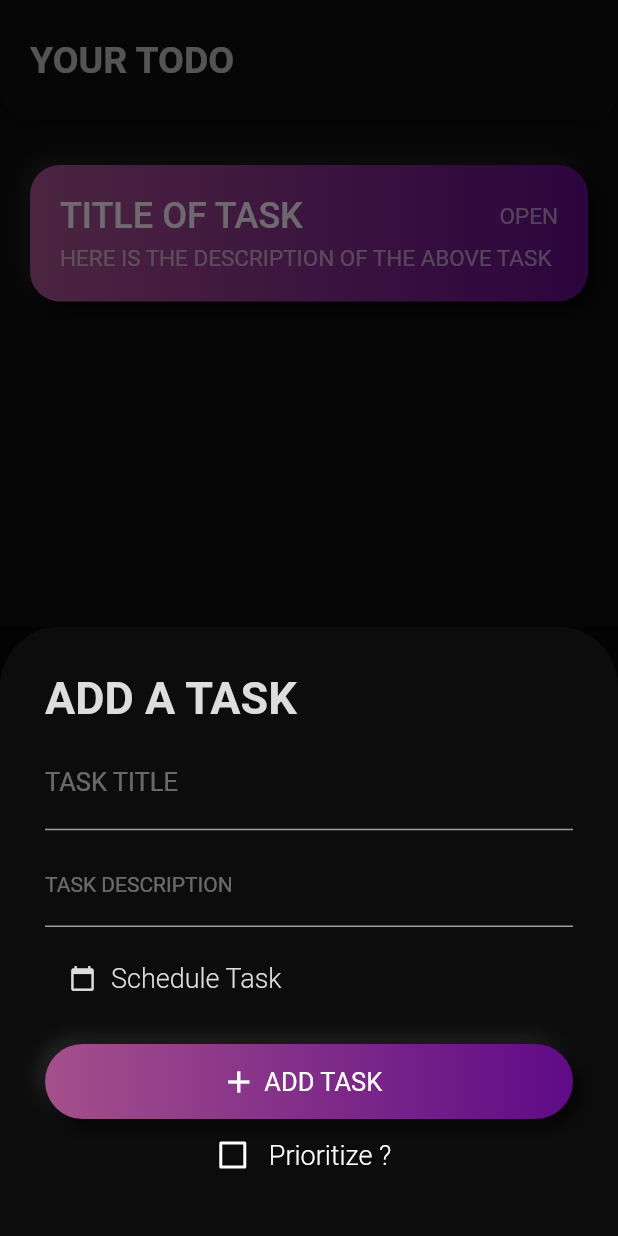
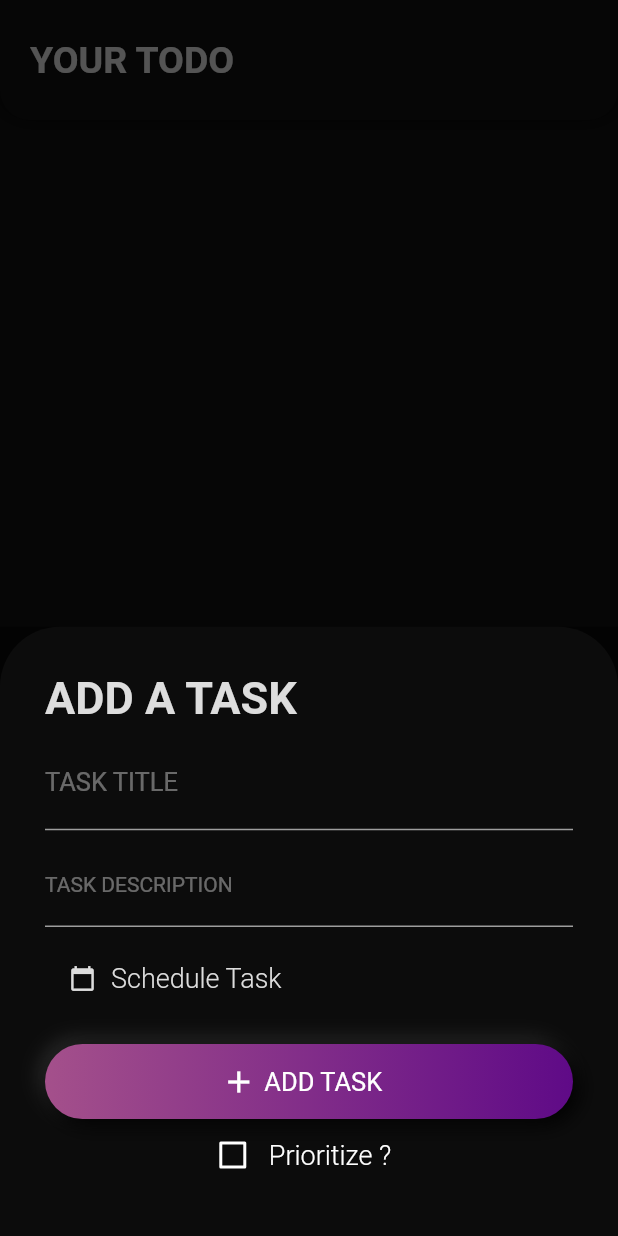
Before and after one commit to Astrallis/provider_todo, a Flutter app: the screen it shows after launch, after a tap on the "add" icon, on a phone screen of 412 x 824 dp. Run offline on Flutter 3.47's test engine with Material 2 defaults, Android fonts, the phone set to English and light mode, and no system bars; our stand-ins replace get_it.

Commit message:
task dialog

```diff
--- a/lib/locator.dart
+++ b/lib/locator.dart
@@ -1,8 +1,10 @@
 import 'package:get_it/get_it.dart';
 import 'package:provider_todo/provider/task_provider.dart';
+import 'package:provider_todo/services/task_service.dart';
 
 GetIt locator = GetIt.instance;
 
 void setupLocator () {
   locator.registerLazySingleton(() => TaskProvider());
+  locator.registerLazySingleton(() => TaskService());
 }
--- a/lib/model/task_model.dart
+++ b/lib/model/task_model.dart
@@ -1,4 +1,5 @@
 import 'package:provider_todo/enums/task_status.dart';
+import 'package:flutter/material.dart';
 
 class Task {
   String id;
@@ -6,5 +7,16 @@ class Task {
   String description;
   TaskStatus status;
 
-  Task({this.id,this.title,this.description,this.status});
+  Task(
+      {@required this.id,
+      @required this.title,
+      @required this.description,
+      @required this.status});
+
+  Task.fromMap(Map<String , dynamic> map){
+    id = map['id'];
+    title = map['title'];
+    description = map['description'];
+    status = map['status'];
+  }
 }
--- a/lib/presentation/landing.dart
+++ b/lib/presentation/landing.dart
@@ -1,8 +1,10 @@
 import 'package:flutter/material.dart';
+import 'package:provider/provider.dart';
 import 'package:provider_todo/enums/task_status.dart';
 import 'package:provider_todo/model/task_model.dart';
 import 'package:provider_todo/presentation/landing_components/task_dialogue.dart';
 import 'package:provider_todo/presentation/landing_components/user_input.dart';
+import 'package:provider_todo/provider/task_provider.dart';
 
 import 'landing_components/app_bar.dart';
 
@@ -17,19 +19,26 @@ class _LandingState extends State<Landing> {
   @override
   Widget build(BuildContext context) {
     return SafeArea(
-          child: Scaffold(
+          child:Scaffold(
             resizeToAvoidBottomInset: true,
             backgroundColor: Color(0xff0c0c0c),
             body: Stack(
               children: [
                 Align(alignment: Alignment(0,-1),child: Padding(
                   padding: const EdgeInsets.only(top:100.0),
-                child: TaskDialog(task: task,),
-              )),
+                  child:  Consumer<TaskProvider>(
+            builder: (ctx, provider, child){
+              return ListView.builder(
+                itemCount: provider.tasks.length,
+                itemBuilder: (ctx,index)=> TaskDialog(task: provider.tasks[index],));
+            }
+
+                ))),
                 UserInput(),
                 MyAppBar()
               ],
             )),
+
     );
   }
 }
--- a/lib/presentation/landing_components/user_input.dart
+++ b/lib/presentation/landing_components/user_input.dart
@@ -1,4 +1,7 @@
 import 'package:flutter/material.dart';
+import 'package:provider_todo/services/task_service.dart';
+
+import '../../locator.dart';
 
 class UserInput extends StatefulWidget {
   @override
@@ -64,6 +67,9 @@ class BottomDet extends StatefulWidget {
 class _BottomDetState extends State<BottomDet> {
   final FocusNode titleFocusNode = new FocusNode();
   bool prioritize;
+
+  TaskService _taskService=locator<TaskService>();
+
   final TextEditingController titleController = new TextEditingController();
   final TextEditingController descController = new TextEditingController();
 
@@ -163,7 +169,9 @@ class _BottomDetState extends State<BottomDet> {
                 SizedBox(
                   height: 20,
                 ),
-                Container(
+                GestureDetector(
+                  onTap: (){_addTask();},
+                                  child: Container(
                       height: 50,
                       width: double.maxFinite,
                       decoration: BoxDecoration(
@@ -201,6 +209,7 @@ class _BottomDetState extends State<BottomDet> {
                           SizedBox(width: 10)
                         ],
                       )),
+                ),
                 Row(
                   mainAxisAlignment: MainAxisAlignment.center,
                   children: [
@@ -232,4 +241,11 @@ class _BottomDetState extends State<BottomDet> {
           )),
     ));
   }
+  _addTask(){
+    Map<String, dynamic> map={
+      'title': titleController.text,
+      'description': descController.text,
+    };
+    _taskService.addTask(map);
   }
+}
--- a/lib/provider/task_provider.dart
+++ b/lib/provider/task_provider.dart
@@ -1,5 +1,17 @@
 import 'package:flutter/widgets.dart';
+import 'package:provider_todo/model/task_model.dart';
 
 class TaskProvider with ChangeNotifier{
 
+    List<Task> _tasks = [];
+    List<Task> get tasks => _tasks;
+    set tasks(List<Task> task){
+      _tasks=task;
+      notifyListeners();
+    }
+
+    addTask(Task task){
+      _tasks.add(task);
+      notifyListeners();
+    }
 }
--- a/pubspec.yaml
+++ b/pubspec.yaml
@@ -25,6 +25,7 @@ dependencies:
   cupertino_icons: ^0.1.2
   get_it: 4.0.2
   provider: 4.1.2
+  uuid: 2.0.4
 
 dev_dependencies:
   flutter_test:
```
Also changed, not shown: pubspec.lock. Lines whose indentation alone changed are shown as unchanged.
